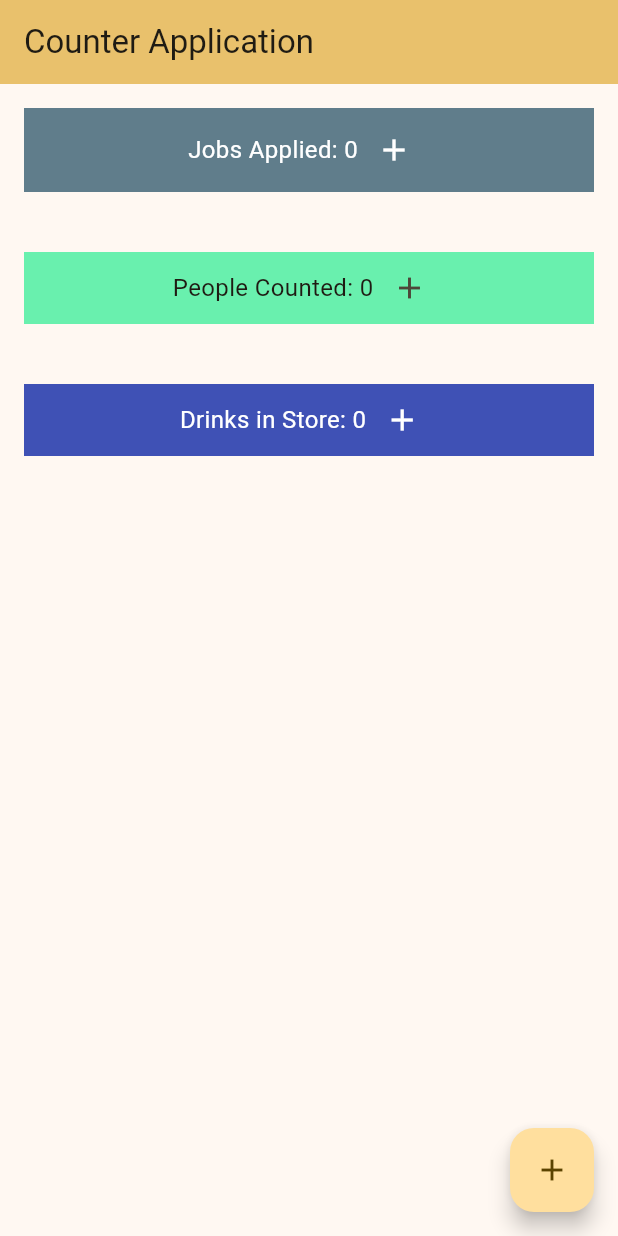
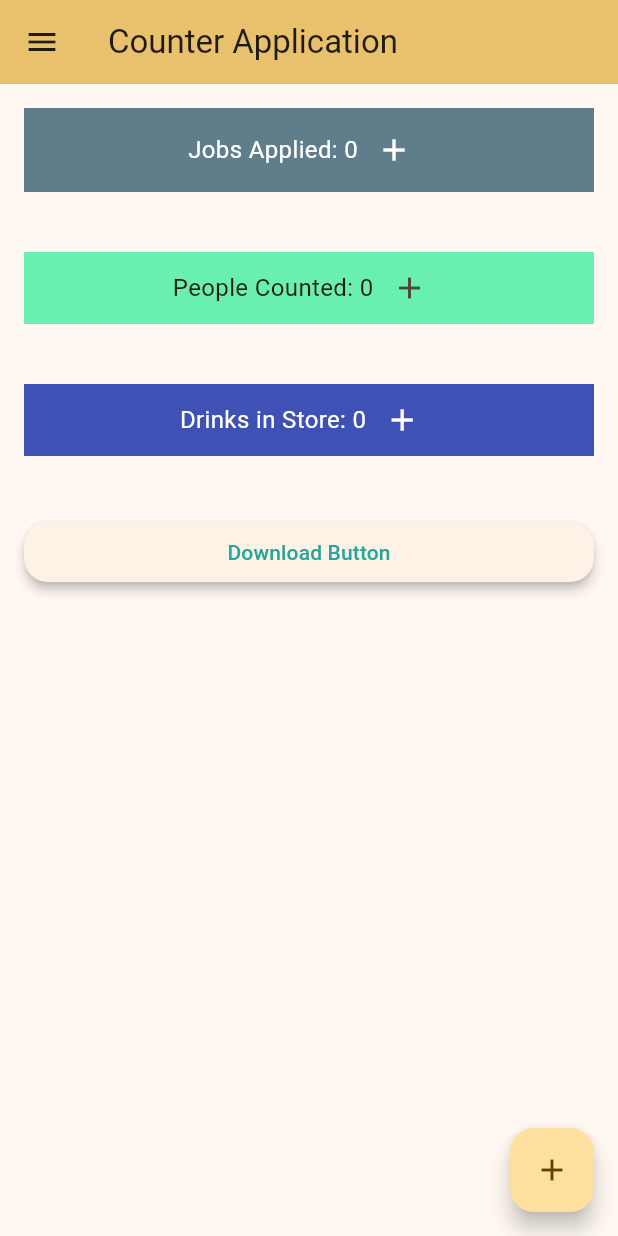
Before and after one commit to doublealpha21/The-Godfather, a Flutter app: the screen it shows after launch, on a phone screen of 412 x 824 dp. Run offline on Flutter 3.47's test engine with Material 3 defaults, Android fonts, the phone set to English and light mode, and no system bars.

Commit message:
Test Project - Download Button Cookbook

```diff
--- a/lib/main.dart
+++ b/lib/main.dart
@@ -1,4 +1,7 @@
 import 'package:flutter/material.dart';
+import 'package:test_project/download_button.dart';
+import 'package:test_project/vertical_space.dart';
+import 'package:test_project/counter_display.dart';
 
 void main() {
   runApp(const MyApp());
@@ -59,38 +62,41 @@ class _MyHomePageState extends State<MyHomePage> {
         backgroundColor: Theme.of(context).colorScheme.inversePrimary,
         title: Text(widget.title),
       ),
-      body: ListView(
-        padding: const EdgeInsets.all(16.0),
+      drawer: Drawer(
+        shadowColor: Colors.red,
+        elevation: 3.0,
+        child: ListView(
           children: [
-          Container(
-            color: Colors.blueGrey,
-            padding: const EdgeInsets.all(4),
-            child: Row(
-              mainAxisAlignment: MainAxisAlignment.center,
-              children: [
-                Text(
-                  'Jobs Applied: $_counter',
-                  style: const TextStyle(
-                    color: Colors.white,
-                    fontSize: 16,
+            SizedBox(
+              height: 100,
+              child: DrawerHeader(
+                decoration: BoxDecoration(
+                  color: Colors.blueGrey[850],
+                ),
+                child: const Center(
+                  child: Text(
+                    'Counter App ',
+                    style: TextStyle(
+                      color: Colors.black,
                     ),
                   ),
-                Align(
-                  alignment: Alignment.topRight,
-                  child: IconButton(
-                    onPressed: _incrementCounter1,
-                    icon: const Icon(
-                      Icons.add,
                 ),
-                    color: Colors.white,
               ),
+            ),
+            const ListTile(
+              title: Text('Item 21'),
+            ),
+            const ListTile(
+              title: Text('Item 23'),
             ),
           ],
         ),
       ),
-          Container(
-            height: 40,
-          ),
+      body: ListView(
+        padding: const EdgeInsets.all(16.0),
+        children: [
+          counterDisplay(),
+          const VerticalSpace(),
           Container(
             color: Colors.greenAccent,
             child: Row(
@@ -103,7 +109,7 @@ class _MyHomePageState extends State<MyHomePage> {
                   ),
                 ),
                 Align(
-                  alignment: Alignment.topRight,
+                  alignment: Alignment.bottomRight,
                   child: IconButton(
                     onPressed: _incrementCounter2,
                     icon: const Icon(Icons.add),
@@ -112,9 +118,7 @@ class _MyHomePageState extends State<MyHomePage> {
               ],
             ),
           ),
-          Container(
-            height: 40,
-          ),
+          const VerticalSpace(),
           Container(
             color: Colors.indigo,
             child: Row(
@@ -141,16 +145,63 @@ class _MyHomePageState extends State<MyHomePage> {
               ],
             ),
           ),
-          Container(
-            height: 40,
+          const VerticalSpace(),
+          ElevatedButton(
+            onPressed: () {
+              Navigator.push(
+                context,
+                MaterialPageRoute(
+                  builder: (context) => const DownloadButtonExample(),
+                ),
+              );
+            },
+            style: ElevatedButton.styleFrom(
+              shape: const RoundedRectangleBorder(
+                borderRadius: BorderRadius.all(
+                  Radius.circular(16),
+                ),
+              ),
+              elevation: 3.0,
+              foregroundColor: Colors.teal[400],
+            ),
+            child: const Text('Download Button'),
           ),
         ],
       ),
       floatingActionButton: FloatingActionButton(
-        onPressed: _incrementCounter1,
+        onPressed: counterDisplay,
         tooltip: 'Increment',
         child: const Icon(Icons.add),
       ),
     );
   }
+
+  Container counterDisplay() {
+    return Container(
+      color: Colors.blueGrey,
+      padding: const EdgeInsets.all(4),
+      child: Row(
+        mainAxisAlignment: MainAxisAlignment.center,
+        children: [
+          Text(
+            'Jobs Applied: $_counter',
+            style: const TextStyle(
+              color: Colors.white,
+              fontSize: 16,
+            ),
+          ),
+          Align(
+            alignment: Alignment.topRight,
+            child: IconButton(
+              onPressed: _incrementCounter1,
+              icon: const Icon(
+                Icons.add,
+              ),
+              color: Colors.white,
+            ),
+          ),
+        ],
+      ),
+    );
   }
+}
--- /dev/null
+++ b/lib/vertical_space.dart
@@ -0,0 +1,14 @@
+import 'package:flutter/material.dart';
+
+class VerticalSpace extends StatelessWidget {
+  const VerticalSpace({
+    super.key,
+  });
+
+  @override
+  Widget build(BuildContext context) {
+    return Container(
+      height: 40,
+    );
+  }
+}
```
Also changed, not shown: lib/counter_display.dart (added, +50 -0 lines), lib/download_button.dart (added, +407 -0 lines), lib/gistfile.dart (added, +49 -0 lines), pubspec.lock. Lines whose indentation alone changed are shown as unchanged.
